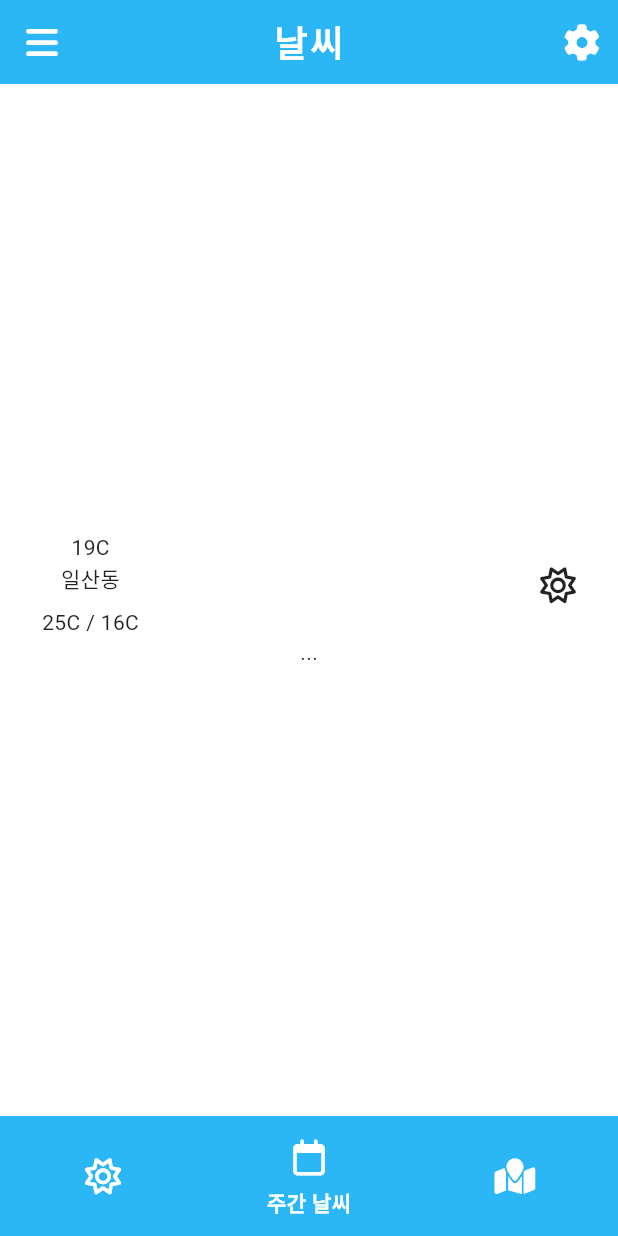
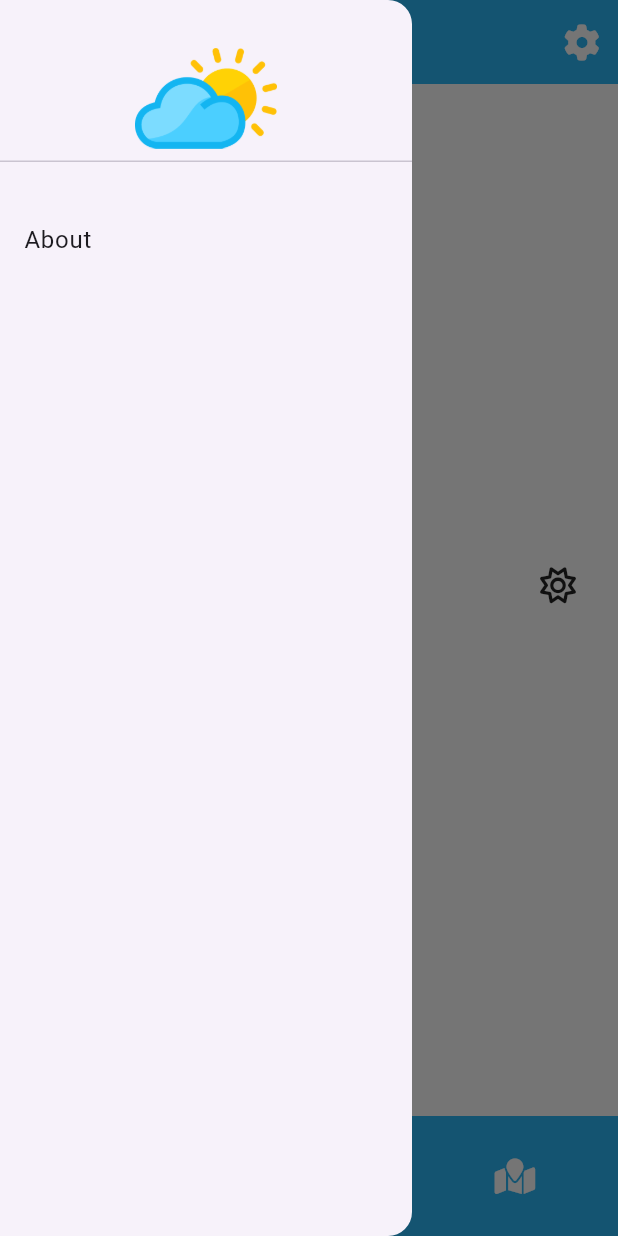
Before and after one commit to Carl-Lee91/Flutter_weather, a Flutter app: the MainNavigation screen opened directly with empty values, item 2 of the bottom bar chosen, with the side drawer open (before the commit the screen has no drawer), on a phone screen of 412 x 824 dp. Run offline on Flutter 3.47's test engine with Material 2 defaults, Android fonts, the phone set to English and light mode, and no system bars; our stand-ins replace fl_chart, flutter_dotenv, flutter_riverpod, font_awesome_flutter, go_router; network calls fail.

Commit message:
기능 추가: 사이드바

```diff
--- a/weather_flutter/lib/screens/mainNavigation/main_navigation.dart
+++ b/weather_flutter/lib/screens/mainNavigation/main_navigation.dart
@@ -2,6 +2,7 @@ import 'package:flutter/material.dart';
 import 'package:font_awesome_flutter/font_awesome_flutter.dart';
 import 'package:go_router/go_router.dart';
 import 'package:weather_flutter/screens/mainNavigation/widgets/main_appbar.dart';
+import 'package:weather_flutter/screens/mainNavigation/widgets/side_menu.dart';
 import 'package:weather_flutter/screens/mapWeather/map_weather.dart';
 import 'package:weather_flutter/screens/today_weather/today_weather.dart';
 import 'package:weather_flutter/screens/weekWeather/week_weather.dart';
@@ -40,6 +41,7 @@ class _MainNavigationState extends State<MainNavigation> {
   Widget build(BuildContext context) {
     return Scaffold(
       appBar: const MainAppBar(),
+      drawer: const SideMenu(),
       body: Stack(
         children: [
           Offstage(
--- a/weather_flutter/lib/screens/mainNavigation/widgets/main_appbar.dart
+++ b/weather_flutter/lib/screens/mainNavigation/widgets/main_appbar.dart
@@ -27,11 +27,8 @@ class _MainAppBarState extends ConsumerState<MainAppBar> {
   @override
   Widget build(BuildContext context) {
     return AppBar(
+      elevation: 0,
       title: const Text("날씨"),
-      leading: IconButton(
-        icon: const FaIcon(FontAwesomeIcons.bars),
-        onPressed: () {},
-      ),
       actions: [
         IconButton(
           onPressed: onTapToSettingScreen,
--- /dev/null
+++ b/weather_flutter/lib/screens/mainNavigation/widgets/side_menu.dart
@@ -0,0 +1,35 @@
+import 'package:flutter/material.dart';
+import 'package:weather_flutter/constant/sizes.dart';
+
+class SideMenu extends StatelessWidget {
+  const SideMenu({super.key});
+
+  @override
+  Widget build(BuildContext context) {
+    return Drawer(
+      width: MediaQuery.of(context).size.width / 1.5,
+      child: ListView(
+        shrinkWrap: true,
+        children: [
+          Padding(
+            padding: const EdgeInsets.symmetric(
+              vertical: Sizes.size16,
+            ),
+            child: SizedBox(
+              height: 100,
+              child: DrawerHeader(
+                child: Image.asset(
+                  "assets/picture/main_weather.png",
+                ),
+              ),
+            ),
+          ),
+          ListTile(
+            title: const Text("About"),
+            onTap: () {},
+          ),
+        ],
+      ),
+    );
+  }
+}
```
